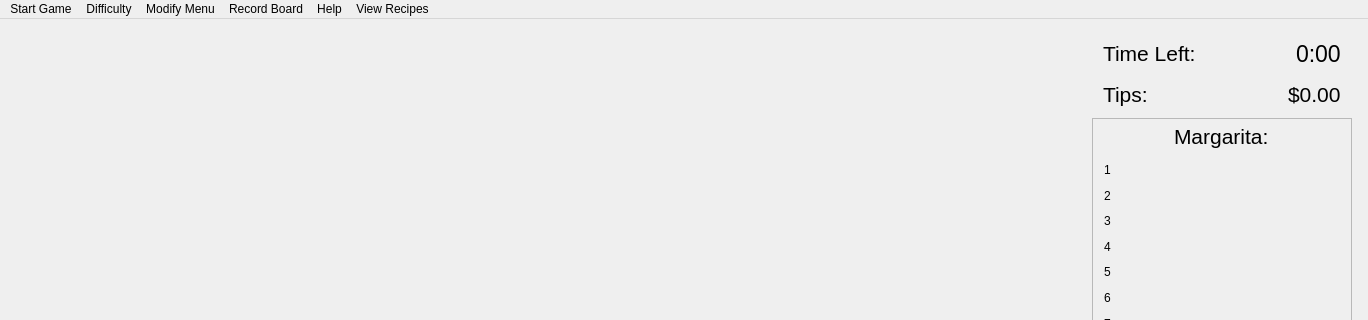
Qt form mainwindow.ui (wintersca/bartender) before a commit; both pictures show x 0 to 1368 and y 0 to 320 of the 1368 by 792 pixel window.
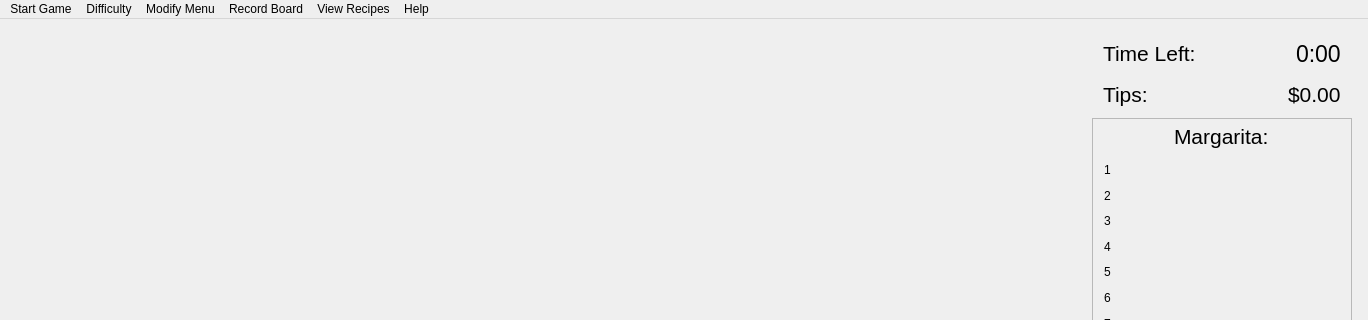
The same form after that commit.

Diff of the .ui file:
```diff
--- a/mainwindow.ui
+++ b/mainwindow.ui
@@ -584,8 +584,8 @@
    <addaction name="menuDifficulty"/>
    <addaction name="menuModify_Menu"/>
    <addaction name="menuRecord_Board"/>
-   <addaction name="menuHelp"/>
    <addaction name="menuView_Recipes"/>
+   <addaction name="menuHelp"/>
   </widget>
   <action name="actionAdd_New_Drink">
    <property name="text">
```
